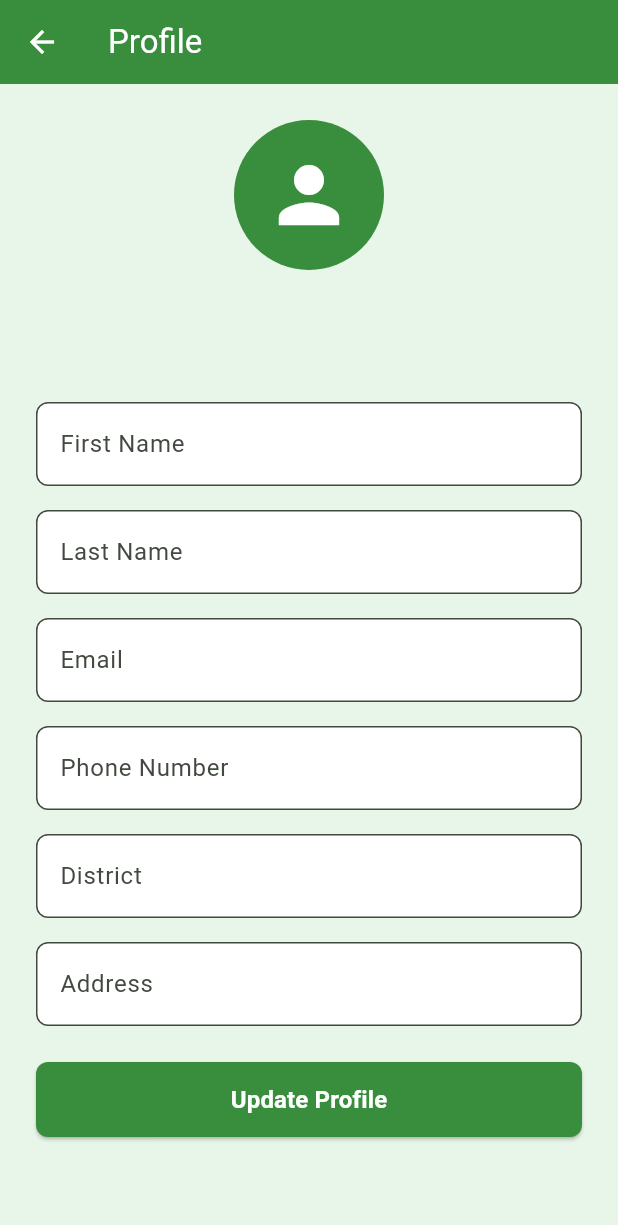
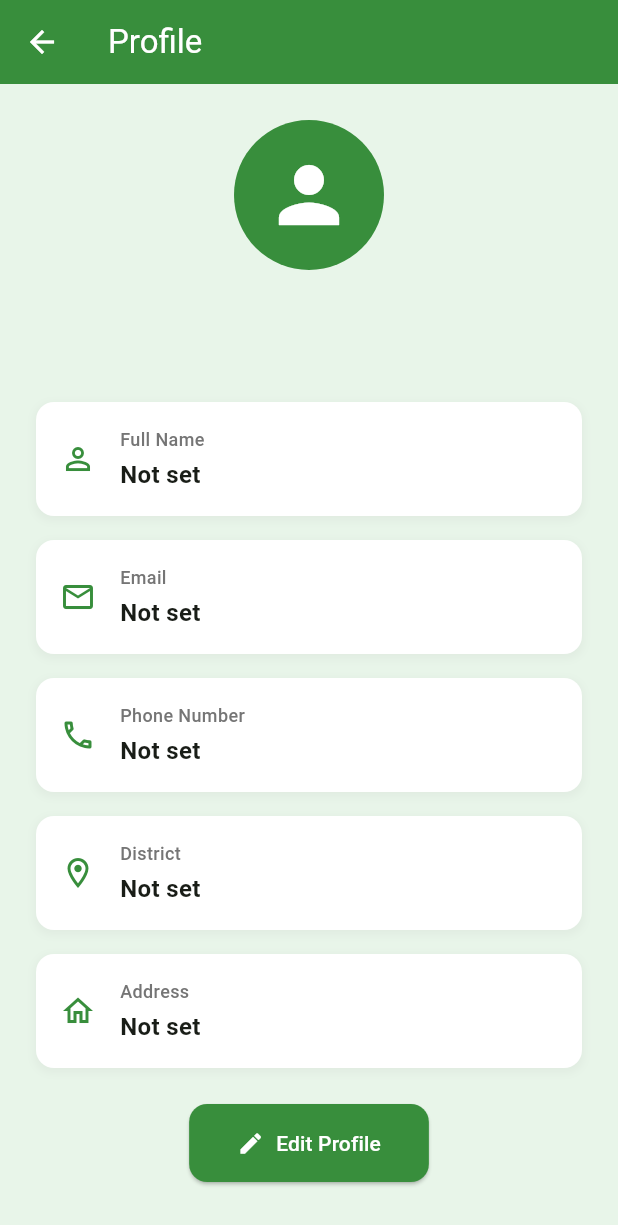
Before and after one commit to manira-mahat/AgriNova, a Flutter app: the ProfileScreen screen opened directly, on a phone screen of 412 x 824 dp. Shown: the top 1225 px of the screen. Run offline on Flutter 3.47's test engine with Material 3 defaults, Android fonts, the light colour scheme and no system bars; our stand-ins replace shared_preferences; accounts and stored records are empty; network calls fail.

Commit message:
Enhance profile editing functionality and improve UI for dashboard logout confirmation

```diff
--- a/agri_flutter/lib/screens/dashboard_screen.dart
+++ b/agri_flutter/lib/screens/dashboard_screen.dart
@@ -36,13 +36,31 @@ class DashboardScreen extends StatelessWidget {
                   title: const Text('Logout'),
                   content: const Text('Do you want to logout?'),
                   actions: [
-                    TextButton(
-                      onPressed: () => Navigator.pop(context, false),
-                      child: const Text('No'),
+                    Container(
+                      decoration: BoxDecoration(
+                        border: Border.all(color: Colors.grey[400]!),
+                        borderRadius: BorderRadius.circular(8),
+                      ),
+                      child: TextButton(
+                        onPressed: () => Navigator.pop(context, false),
+                        child: Text(
+                          'No',
+                          style: TextStyle(color: Colors.grey[700]),
+                        ),
+                      ),
                     ),
-                    TextButton(
-                      onPressed: () => Navigator.pop(context, true),
-                      child: const Text('Yes'),
+                    Container(
+                      decoration: BoxDecoration(
+                        color: Colors.green[700],
+                        borderRadius: BorderRadius.circular(8),
+                      ),
+                      child: TextButton(
+                        onPressed: () => Navigator.pop(context, true),
+                        child: const Text(
+                          'Yes',
+                          style: TextStyle(color: Colors.white),
+                        ),
+                      ),
                     ),
                   ],
                 ),
--- a/agri_flutter/lib/screens/profile_screen.dart
+++ b/agri_flutter/lib/screens/profile_screen.dart
@@ -19,6 +19,8 @@ class _ProfileScreenState extends State<ProfileScreen> {
   final _phoneController = TextEditingController();
   final _districtController = TextEditingController();
   final _addressController = TextEditingController();
+
+  bool _isEditing = false;
 
   @override
   void initState() {
@@ -63,8 +65,18 @@ class _ProfileScreenState extends State<ProfileScreen> {
     final success = await authProvider.updateProfile(data);
 
     if (success && mounted) {
+      setState(() {
+        _isEditing = false;
+      });
       ScaffoldMessenger.of(context).showSnackBar(
-        const SnackBar(content: Text('Profile updated successfully!')),
+        SnackBar(
+          content: const Text('Profile updated successfully!'),
+          backgroundColor: Colors.green[700],
+          behavior: SnackBarBehavior.floating,
+          shape: RoundedRectangleBorder(
+            borderRadius: BorderRadius.circular(10),
+          ),
+        ),
       );
     } else if (mounted) {
       ScaffoldMessenger.of(context).showSnackBar(
@@ -128,52 +140,109 @@ class _ProfileScreenState extends State<ProfileScreen> {
                 ),
               const SizedBox(height: 30),
 
-              // First Name
+              // Full Name (First + Last)
+              ...(_isEditing
+                  ? [
                       CustomTextField(
                         label: 'First Name',
                         controller: _firstNameController,
                       ),
                       const SizedBox(height: 16),
-
-              // Last Name
                       CustomTextField(
                         label: 'Last Name',
                         controller: _lastNameController,
                       ),
+                    ]
+                  : [
+                      _buildInfoRow(
+                        'Full Name',
+                        '${_firstNameController.text} ${_lastNameController.text}'
+                            .trim(),
+                        icon: Icons.person_outline,
+                      ),
+                    ]),
               const SizedBox(height: 16),
 
               // Email
-              CustomTextField(
+              _isEditing
+                  ? CustomTextField(
                       label: 'Email',
                       controller: _emailController,
                       keyboardType: TextInputType.emailAddress,
+                    )
+                  : _buildInfoRow(
+                      'Email',
+                      _emailController.text,
+                      icon: Icons.email_outlined,
                     ),
               const SizedBox(height: 16),
 
               // Phone Number
-              CustomTextField(
+              _isEditing
+                  ? CustomTextField(
                       label: 'Phone Number',
                       controller: _phoneController,
                       keyboardType: TextInputType.phone,
+                    )
+                  : _buildInfoRow(
+                      'Phone Number',
+                      _phoneController.text,
+                      icon: Icons.phone_outlined,
                     ),
               const SizedBox(height: 16),
 
               // District
-              CustomTextField(
+              _isEditing
+                  ? CustomTextField(
                       label: 'District',
                       controller: _districtController,
+                    )
+                  : _buildInfoRow(
+                      'District',
+                      _districtController.text,
+                      icon: Icons.location_on_outlined,
                     ),
               const SizedBox(height: 16),
 
               // Address
-              CustomTextField(label: 'Address', controller: _addressController),
+              _isEditing
+                  ? CustomTextField(
+                      label: 'Address',
+                      controller: _addressController,
+                    )
+                  : _buildInfoRow(
+                      'Address',
+                      _addressController.text,
+                      icon: Icons.home_outlined,
+                    ),
               const SizedBox(height: 24),
 
-              // Update button
-              CustomButton(
+              // Edit/Update button
+              _isEditing
+                  ? CustomButton(
                       text: 'Update Profile',
                       onPressed: _updateProfile,
                       isLoading: authProvider.isLoading,
+                    )
+                  : ElevatedButton.icon(
+                      onPressed: () {
+                        setState(() {
+                          _isEditing = true;
+                        });
+                      },
+                      icon: const Icon(Icons.edit),
+                      label: const Text('Edit Profile'),
+                      style: ElevatedButton.styleFrom(
+                        backgroundColor: Colors.green[700],
+                        foregroundColor: Colors.white,
+                        padding: const EdgeInsets.symmetric(
+                          horizontal: 32,
+                          vertical: 16,
+                        ),
+                        shape: RoundedRectangleBorder(
+                          borderRadius: BorderRadius.circular(12),
+                        ),
+                      ),
                     ),
             ],
           ),
@@ -181,4 +250,53 @@ class _ProfileScreenState extends State<ProfileScreen> {
       ),
     );
   }
+
+  Widget _buildInfoRow(String label, String value, {IconData? icon}) {
+    return Container(
+      padding: const EdgeInsets.all(16),
+      decoration: BoxDecoration(
+        color: Colors.white,
+        borderRadius: BorderRadius.circular(12),
+        boxShadow: [
+          BoxShadow(
+            color: Colors.grey.withOpacity(0.1),
+            spreadRadius: 1,
+            blurRadius: 4,
+            offset: const Offset(0, 2),
+          ),
+        ],
+      ),
+      child: Row(
+        children: [
+          if (icon != null) ...[
+            Icon(icon, color: Colors.green[700], size: 24),
+            const SizedBox(width: 16),
+          ],
+          Expanded(
+            child: Column(
+              crossAxisAlignment: CrossAxisAlignment.start,
+              children: [
+                Text(
+                  label,
+                  style: TextStyle(
+                    fontSize: 12,
+                    color: Colors.grey[600],
+                    fontWeight: FontWeight.w500,
+                  ),
+                ),
+                const SizedBox(height: 4),
+                Text(
+                  value.isEmpty ? 'Not set' : value,
+                  style: const TextStyle(
+                    fontSize: 16,
+                    fontWeight: FontWeight.w600,
+                  ),
+                ),
+              ],
+            ),
+          ),
+        ],
+      ),
+    );
   }
+}
```
Also changed, not shown: 1 other file. Lines whose indentation alone changed are shown as unchanged.
